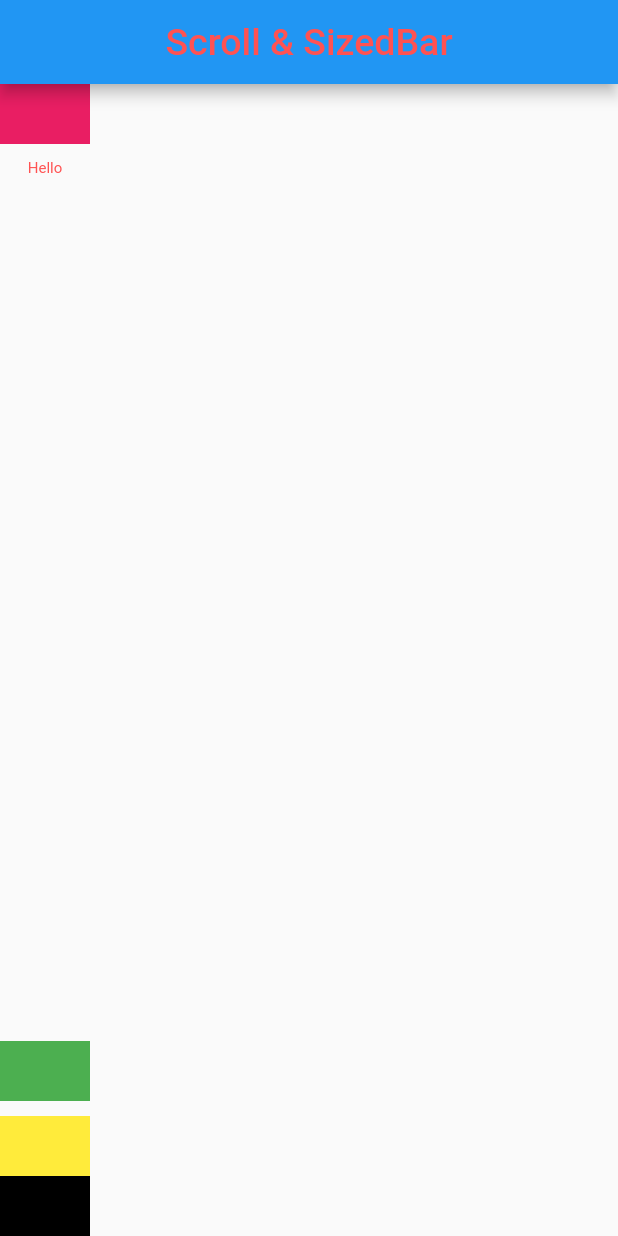
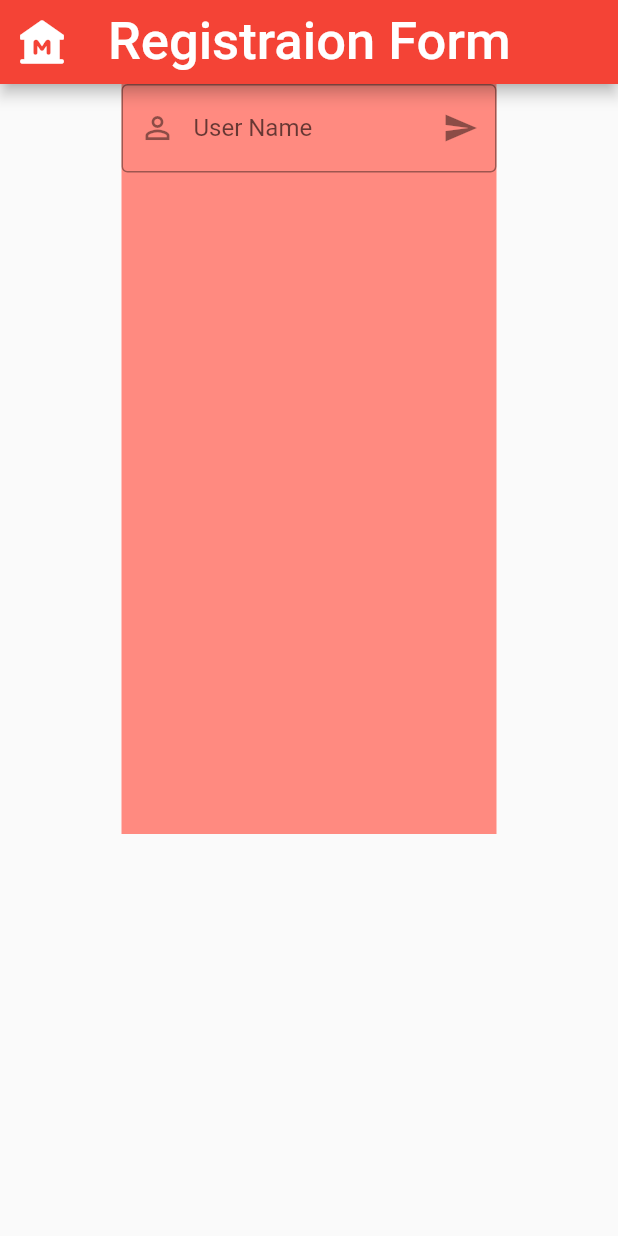
Before and after one commit to VivekTailor19/practice_flutter_topics, a Flutter app: the screen it shows after launch, on a phone screen of 412 x 824 dp. Run offline on Flutter 3.47's test engine with Material 2 defaults, Android fonts, the light colour scheme and no system bars.

Commit message:
flutter practice

```diff
--- /dev/null
+++ b/lib/Textfield_insert_n_update/textfield_insert_update.dart
@@ -0,0 +1,49 @@
+import 'package:flutter/material.dart';
+
+class Textfield_Insert_Update extends StatefulWidget {
+  const Textfield_Insert_Update({Key? key}) : super(key: key);
+
+  @override
+  State<Textfield_Insert_Update> createState() =>
+      _Textfield_Insert_UpdateState();
+}
+
+class _Textfield_Insert_UpdateState extends State<Textfield_Insert_Update> {
+  @override
+  Widget build(BuildContext context) {
+    return Scaffold(
+      appBar: AppBar(
+        backgroundColor: Colors.red,
+        leading: Icon(Icons.museum_rounded, size: 35),
+        title: Text(
+          "Registraion Form",
+          style: TextStyle(color: Colors.white, fontSize: 35),
+        ),
+        centerTitle: true,
+      ),
+      body: SingleChildScrollView(
+        child: Center(
+          child: Column(
+            children: [
+              Container(
+                width: 250,
+                height: 500,
+                color: Colors.redAccent.shade100,
+                child: TextField(
+                  decoration: InputDecoration(
+                    border: OutlineInputBorder(),
+                      focusedBorder: OutlineInputBorder(borderRadius: BorderRadius.circular(10)),
+                      prefixIcon: Icon(Icons.person_outline),
+                      suffixIcon: Icon(Icons.send),
+                      label: Text("User Name"),
+
+                  ),
+                ),
+              ),
+            ],
+          ),
+        ),
+      ),
+    );
+  }
+}
--- a/lib/main.dart
+++ b/lib/main.dart
@@ -1,5 +1,6 @@
 import 'package:flutter/material.dart';
 import 'package:practice_flutter_topics/ScrollBar%20&%20Sized%20Box%20&%20Spacer/spacer01.dart';
+import 'package:practice_flutter_topics/Textfield_insert_n_update/textfield_insert_update.dart';
 
 
 
@@ -14,7 +15,7 @@ void main()
       MaterialApp(
 
       debugShowCheckedModeBanner: false,
-      home: Spacer01(),
+      home: Textfield_Insert_Update(),
 
   )
   );
```
